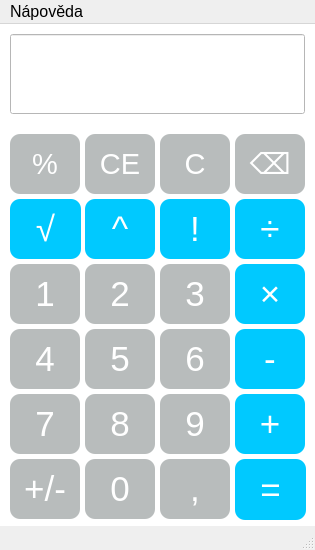
Above: window.ui from Petr-Szczurek/IVS_projekt before the change. Below: the same form after it.
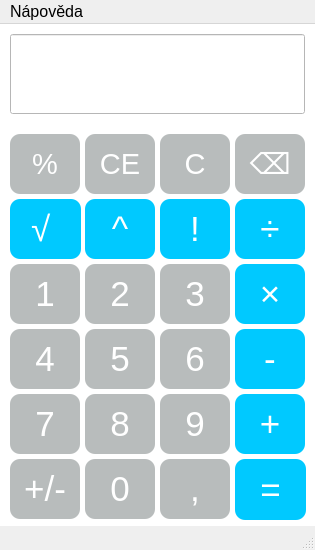
That is the form after the change. Icons and pictures are not drawn.

The edit to the form file:
```diff
--- a/window.ui
+++ b/window.ui
@@ -931,7 +931,7 @@
 </string>
     </property>
     <property name="text">
-     <string>√</string>
+     <string>√ </string>
     </property>
    </widget>
   </widget>
```
Left out of the diff: 4 changed lines with no effect on the pictures.
